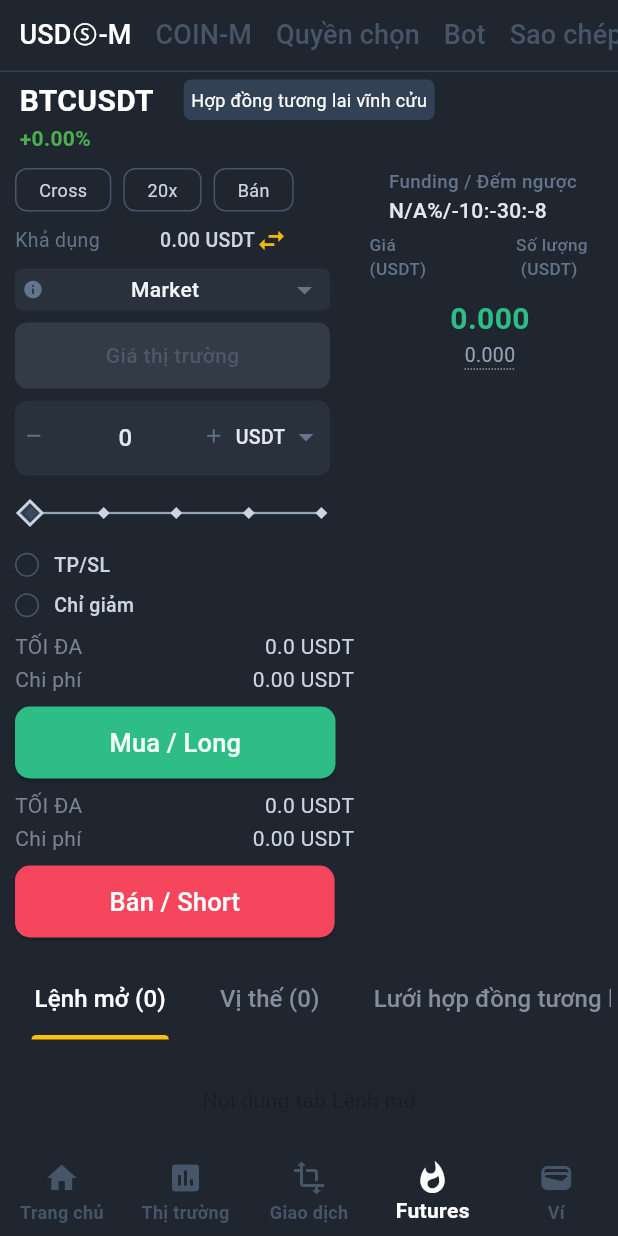
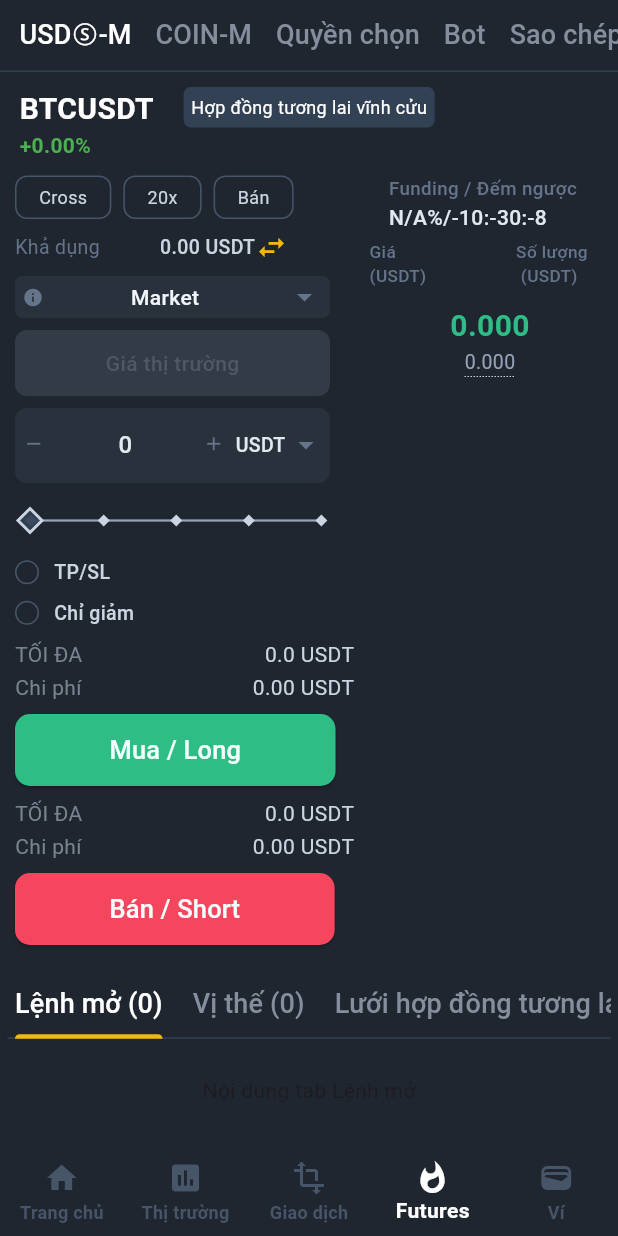
Before and after one commit to Huyyyyyyyy/crypto_currency, a Flutter app: the screen it shows after launch, item 4 of the bottom bar chosen, on a phone screen of 412 x 824 dp. Run offline on Flutter 3.47's test engine with Material 3 defaults, Android fonts, the phone set to English and light mode, and no system bars; our stand-ins replace shared_preferences; network calls fail.

Commit message:
feat : processing - (30/4 ) 17:12 PM  the UI of order trades (type_order_component)

```diff
--- a/lib/main.dart
+++ b/lib/main.dart
@@ -3,7 +3,7 @@ import 'package:flutter/material.dart';
 import 'package:crypto_currency/view/home/home_page.dart';
 import 'package:provider/provider.dart';
 
-import 'model/futures_data.dart';
+import 'model/futures_currency_stream/futures_data.dart';
 
 
 void main() {
--- a/lib/model/futures_data.dart
+++ b/lib/model/futures_currency_stream/futures_data.dart
@@ -1,7 +1,7 @@
 import 'dart:convert';
 import 'package:crypto_currency/services/trade_service/trade_function.dart';
-import 'package:crypto_currency/services/websocket_manager.dart';
-import 'package:crypto_currency/services/global_setting.dart';
+import 'package:crypto_currency/services/web_socket_configuration/websocket_manager.dart';
+import 'package:crypto_currency/services/global_key_storage/global_setting.dart';
 import 'package:flutter/material.dart';
 
 class FuturesData with ChangeNotifier {
--- /dev/null
+++ b/lib/model/position_stream/positions_stream.dart
@@ -0,0 +1,84 @@
+class PositionStreams {
+  final String symbol;
+  String positionAmt;
+  String entryPrice;
+  String breakEvenPrice;
+  String markPrice;
+  String unRealizedProfit;
+  String liquidationPrice;
+  String leverage;
+  String maxNotionalValue;
+  String marginType;
+  String isolatedMargin;
+  String isAutoAddMargin;
+  String positionSide;
+  String notional;
+  String isolatedWallet;
+  int updateTime;
+  bool isolated;
+  int adlQuantile;
+
+  PositionStreams({
+    required this.symbol,
+    required this.positionAmt,
+    required this.entryPrice,
+    required this.breakEvenPrice,
+    required this.markPrice,
+    required this.unRealizedProfit,
+    required this.liquidationPrice,
+    required this.leverage,
+    required this.maxNotionalValue,
+    required this.marginType,
+    required this.isolatedMargin,
+    required this.isAutoAddMargin,
+    required this.positionSide,
+    required this.notional,
+    required this.isolatedWallet,
+    required this.updateTime,
+    required this.isolated,
+    required this.adlQuantile
+  });
+
+  // Tạo đối tượng Position từ JSON
+  factory PositionStreams.fromJson(Map<String, dynamic> json) {
+    return PositionStreams(
+      symbol: json['symbol'],
+      positionAmt: json['positionAmt'],
+      entryPrice: json['entryPrice'],
+      breakEvenPrice: json['breakEvenPrice'],
+      markPrice: json['markPrice'],
+      unRealizedProfit: json['unRealizedProfit'],
+      liquidationPrice: json['liquidationPrice'],
+      leverage: json['leverage'],
+      maxNotionalValue: json['maxNotionalValue'],
+      marginType: json['marginType'],
+      isolatedMargin: json['isolatedMargin'],
+      isAutoAddMargin: json['isAutoAddMargin'],
+      positionSide: json['positionSide'],
+      notional: json['notional'],
+      isolatedWallet: json['isolatedWallet'],
+      updateTime: json['updateTime'],
+      isolated: json['isolated'],
+      adlQuantile: json['adlQuantile']
+    );
+  }
+
+  void updateFromJson(Map<String, dynamic> json) {
+    positionAmt = json['positionAmt'];
+    entryPrice = json['entryPrice'];
+    breakEvenPrice = json['breakEvenPrice'];
+    markPrice = json['markPrice'];
+    unRealizedProfit = json['unRealizedProfit'];
+    liquidationPrice = json['liquidationPrice'];
+    leverage = json['leverage'];
+    maxNotionalValue = json['maxNotionalValue'];
+    marginType = json['marginType'];
+    isolatedMargin = json['isolatedMargin'];
+    isAutoAddMargin = json['isAutoAddMargin'];
+    notional = json['notional'];
+    isolatedWallet = json['isolatedWallet'];
+    updateTime = json['updateTime'];
+    isolated: json['isolated'];
+    adlQuantile: json['adlQuantile'];
+  }
+}
--- a/lib/services/trade_service/trade_function.dart
+++ b/lib/services/trade_service/trade_function.dart
@@ -3,7 +3,7 @@ import 'package:crypto/crypto.dart';
 import 'package:crypto_currency/model/enum/enum_order.dart';
 import 'package:crypto_currency/model/order_future/order_model.dart';
 import 'package:crypto_currency/services/trade_service/filter_variables.dart';
-import 'package:crypto_currency/services/websocket_manager.dart';
+import 'package:crypto_currency/services/web_socket_configuration/websocket_manager.dart';
 import 'package:http/http.dart' as http;
 import 'package:uuid/uuid.dart';
 
@@ -16,8 +16,7 @@ class BinanceAPI {
   static const String testNetEndpoint = 'wss://testnet.binancefuture.com/ws-fapi/v1';
 
 
-
-  //area for trading feature
+  //area for trading feature (base API)
   static Future<void> getBalance() async{
     try{
       String timestamp = DateTime.now().millisecondsSinceEpoch.toString();
@@ -284,7 +283,10 @@ class BinanceAPI {
       throw Exception('Error fetching data: $error');
     }
   }
+  //area for trading feature (base API)
 
+
+  //area for positions (WebSocket API)
   static Future<String> getWsAccountInformation(WebSocketManager? streamOfSocket) async {
     try{
       String timestamp = DateTime.now().millisecondsSinceEpoch.toString();
@@ -303,15 +305,41 @@ class BinanceAPI {
       params['signature'] = signature;
 
       streamOfSocket?.sendRequest(requestId, method, params);
-      return 'true';
+      return requestId;
 
     }catch(error){
       print('fail error: $error');
     }
-    return 'false';
+    return 'information account : false';
   }
-  //area for trading feature
 
+  static Future<String> getWsAccountPositions(WebSocketManager? streamOfSocket) async {
+    try{
+      String timestamp = DateTime.now().millisecondsSinceEpoch.toString();
+      const recvWindow = 9999999;
+
+      final requestId = const Uuid().v4();
+      const method = 'account.position';
+      final params = {
+        "apiKey": apiKey,
+        "timestamp": timestamp,
+        "recvWindow": recvWindow
+      };
+
+      // Generate signature
+      final signature = generateSignatureV2(params, apiSecret);
+      params['signature'] = signature;
+
+
+      streamOfSocket?.sendRequest(requestId, method, params);
+      return requestId;
+
+    }catch(error){
+      print('fail error: $error');
+    }
+    return 'position account : false';
+  }
+  //area for positions (WebSocket API)
 
 
   //area for account feature
@@ -370,7 +398,7 @@ class BinanceAPI {
 
 
 
-  // area for function
+  // area for function format
   static String generateSignature(String data, String secret) {
     var key = utf8.encode(secret);
     var bytes = utf8.encode(data);
@@ -399,5 +427,5 @@ class BinanceAPI {
     });
     return formattedParams.join('&');
   }
-  // area for function
+  // area for function format
 }
--- a/lib/view/components/futures_page/futures_components/order_coin_tab.dart
+++ b/lib/view/components/futures_page/futures_components/order_coin_tab.dart
@@ -1,13 +1,10 @@
-import 'dart:ui';
-
+import 'package:crypto_currency/view/components/futures_page/all_positions/all_positions.dart';
 import 'package:crypto_currency/view/components/futures_page/futures_components/title_futures_m_component.dart';
 import 'package:crypto_currency/view/components/futures_page/futures_components/type_order_component.dart';
-import 'package:flutter/cupertino.dart';
 import 'package:flutter/material.dart';
 import 'package:provider/provider.dart';
-
 import '../../../../model/account_stream/account_data.dart';
-import '../../../../model/futures_data.dart';
+import '../../../../model/futures_currency_stream/futures_data.dart';
 import 'funding_component.dart';
 import 'live_price.dart';
 
@@ -33,32 +30,13 @@ class _OrderCoinTabState extends State<OrderCoinTab> with SingleTickerProviderSt
     super.dispose();
   }
 
-  Tab _customTab(String title) {
-    return Tab(
-      child: Container(
-        decoration: const BoxDecoration(
-          color: Color(0xFF1F2630),
-        ),
-        child: Align(
-          alignment: Alignment.center,
-          child: Text(
-            title,
-            style: const TextStyle(
-              fontWeight: FontWeight.w500,
-              fontSize: 16
-            ),
-          ),
-        ),
-      ),
-    );
-  }
 
   @override
   Widget build(BuildContext context) {
     return Consumer2<FuturesData, AccountData>(
       builder: (context, futuresData, accountData, _) {
         return Padding(
-          padding: const EdgeInsets.fromLTRB(5, 0, 5, 0),
+          padding: const EdgeInsets.fromLTRB(5, 5, 5, 5),
           child: NestedScrollView(
             physics: const AlwaysScrollableScrollPhysics(),
             headerSliverBuilder: (context, innerBoxIsScrolled) => [
@@ -120,45 +98,58 @@ class _OrderCoinTabState extends State<OrderCoinTab> with SingleTickerProviderSt
                   children: [
                     Expanded(
                       child: TabBar(
-                        tabs: <Widget> [
-                          Padding(
-                            padding: const EdgeInsets.all(2),
-                            child: _customTab('Lệnh mở (0)'),
+                        tabAlignment: TabAlignment.start,
+                        padding: const EdgeInsets.only(left: 5),
+                        controller: _tabController,
+                        isScrollable: true,
+                        unselectedLabelColor: const Color(0xFF858E9C),
+                        labelColor: Colors.white,
+                        labelPadding: const EdgeInsets.only(right: 20),
+                        dividerColor: const Color(0xFF334155),
+                        indicatorColor: const Color(0xFFF1B90C),
+                        splashFactory: NoSplash.splashFactory,
+                        indicatorWeight: 0.5,
+                        tabs: [
+                          const Tab(
+                            child: Text(
+                              'Lệnh mở (0)',
+                              style: TextStyle(
+                                  fontWeight: FontWeight.w500,
+                                  fontSize: 18
+                              ),
+                            ),
                           ),
-                          Padding(
-                            padding: const EdgeInsets.all(2),
-                            child: _customTab('Vị thế (0)'),
+                          Tab(
+                            child: Text(
+                              'Vị thế (${accountData.currentPositions.length})',
+                              style: const TextStyle(
+                                  fontWeight: FontWeight.w500,
+                                  fontSize: 18
+                              ),
+                            ),
                           ),
-                          Padding(
-                            padding: const EdgeInsets.all(2),
-                            child: _customTab('Lưới hợp đồng tương lai'),
+                          const Tab(
+                            child: Text(
+                              'Lưới hợp đồng tương lai',
+                              style: TextStyle(
+                                  fontWeight: FontWeight.w500,
+                                  fontSize: 18
+                              ),
+                            ),
                           ),
                         ],
-                        isScrollable: true,
-                        controller: _tabController,
-                        splashFactory: NoSplash.splashFactory,
-                        indicatorColor: Colors.amber,
-                        labelColor: Colors.white,
-                        unselectedLabelColor: const Color(0xFF858E9D),
-                        dividerColor: Colors.transparent,
-                        dividerHeight: 0.2,
-                        tabAlignment: TabAlignment.start,
                       ),
                     ),
                   ],
                 ),
               ),
-              const SliverToBoxAdapter(
-                child: SizedBox(height: 8),
-              ),
             ],
             body: TabBarView(
               controller: _tabController,
-              physics: const NeverScrollableScrollPhysics(),
-              children: const [
-                Center(child: Text('Nội dung tab Lệnh mở')),
-                Center(child: Text('Nội dung tab Vị thế')),
-                Center(child: Text('Nội dung tab Lưới hợp đồng tương lai')),
+              children: [
+                const Center(child: Text('Nội dung tab Lệnh mở')),
+                AllPositions(positions: accountData.currentPositions),
+                const Center(child: Text('Nội dung tab Lưới hợp đồng tương lai')),
               ],
             ),
           ),
--- a/lib/view/components/futures_page/futures_components/type_order_component.dart
+++ b/lib/view/components/futures_page/futures_components/type_order_component.dart
@@ -4,7 +4,7 @@ import 'package:crypto_currency/services/trade_service/trade_function.dart';
 import 'package:flutter/material.dart';
 import 'package:crypto_currency/model/account_stream/account_data.dart';
 import 'package:crypto_currency/model/enum/enum_order.dart';
-import 'package:crypto_currency/model/futures_data.dart';
+import 'package:crypto_currency/model/futures_currency_stream/futures_data.dart';
 import 'package:crypto_currency/model/order_future/order_model.dart';
 import 'package:flutter/services.dart';
 import '../../../../services/custom_thumb_shape/custom_track_shape.dart';
--- a/lib/view/components/futures_page/futures_page.dart
+++ b/lib/view/components/futures_page/futures_page.dart
@@ -45,7 +45,7 @@ class _FuturesPageState extends State<FuturesPage> with SingleTickerProviderStat
             padding: const EdgeInsets.only(left: 5),
             controller: _tabController,
             isScrollable: true,
-            unselectedLabelColor: const Color(0xFF475569),
+            unselectedLabelColor: const Color(0xFF858E9C),
             labelColor: Colors.white,
             labelPadding: const EdgeInsets.symmetric(horizontal: 8.0),
             dividerColor: const Color(0xFF334155),
--- a/lib/view/components/tab_in_list_page/popular_tab.dart
+++ b/lib/view/components/tab_in_list_page/popular_tab.dart
@@ -1,10 +1,10 @@
 import 'dart:convert';
 
 import 'package:flutter/material.dart';
-import 'package:crypto_currency/services/websocket_manager.dart';
+import 'package:crypto_currency/services/web_socket_configuration/websocket_manager.dart';
 import 'package:uuid/uuid.dart';
 
-import '../../../model/crypto_title.dart';
+import '../futures_page/futures_components/crypto_title.dart';
 
 
 
--- a/pubspec.yaml
+++ b/pubspec.yaml
@@ -43,6 +43,7 @@ dependencies:
   http: ^1.2.1
   crypto: ^3.0.1
   uuid: ^4.4.0
+  tab_indicator_styler: ^2.0.0
 
 dev_dependencies:
   flutter_test:
```
Also changed, not shown: lib/model/account_stream/account_data.dart (+57 -12 lines), lib/services/custom_checkbox/custom_checkbox_rectangle.dart (added, +58 -0 lines), lib/view/components/futures_page/all_positions/all_positions.dart (added, +106 -0 lines), lib/view/components/futures_page/futures_components/list_search_crypto.dart (+4 -4 lines), lib/services/global_key_storage/global_setting.dart (renamed from lib/services/global_setting.dart), lib/services/global_key_storage/navigation_key.dart (renamed from lib/services/navigation_key.dart), lib/services/web_socket_configuration/websocket_manager.dart (renamed from lib/services/websocket_manager.dart), lib/view/components/futures_page/futures_components/crypto_search.dart (renamed from lib/model/crypto_search.dart), lib/view/components/futures_page/futures_components/crypto_title.dart (renamed from lib/model/crypto_title.dart), pubspec.lock.
